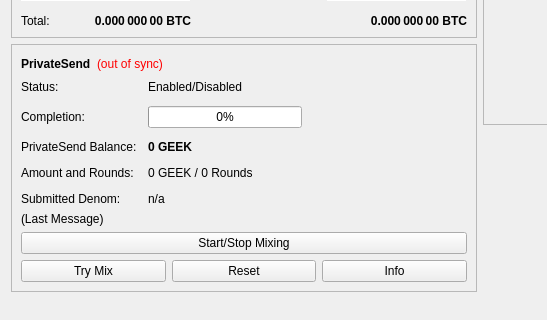
Old version of the form src/qt/forms/overviewpage.ui in the repository 519984307/coincoin; both pictures show x 0 to 547 and y 178 to 498 of the 960 by 585 pixel window.
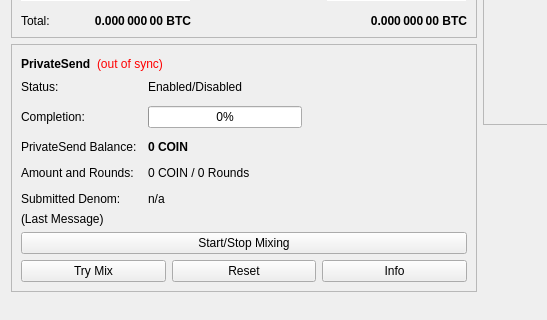
New version of the form.

Patch:
```diff
--- a/src/qt/forms/overviewpage.ui
+++ b/src/qt/forms/overviewpage.ui
@@ -514,7 +514,7 @@
                </font>
               </property>
               <property name="text">
-               <string notr="true">0 GEEK</string>
+               <string notr="true">0 COIN</string>
               </property>
              </widget>
             </item>
@@ -528,7 +528,7 @@
             <item row="3" column="1">
              <widget class="QLabel" name="labelAmountRounds">
               <property name="text">
-               <string>0 GEEK / 0 Rounds</string>
+               <string>0 COIN / 0 Rounds</string>
               </property>
              </widget>
             </item>
```
Left out of the diff: 6 changed lines with no effect on the pictures.
